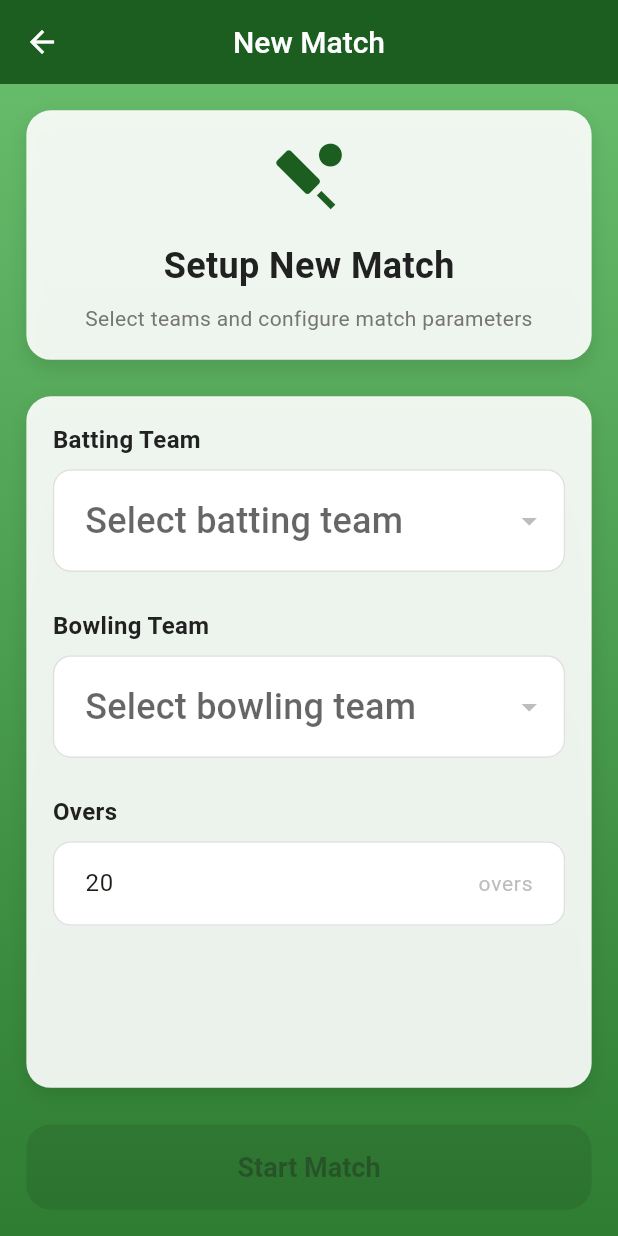
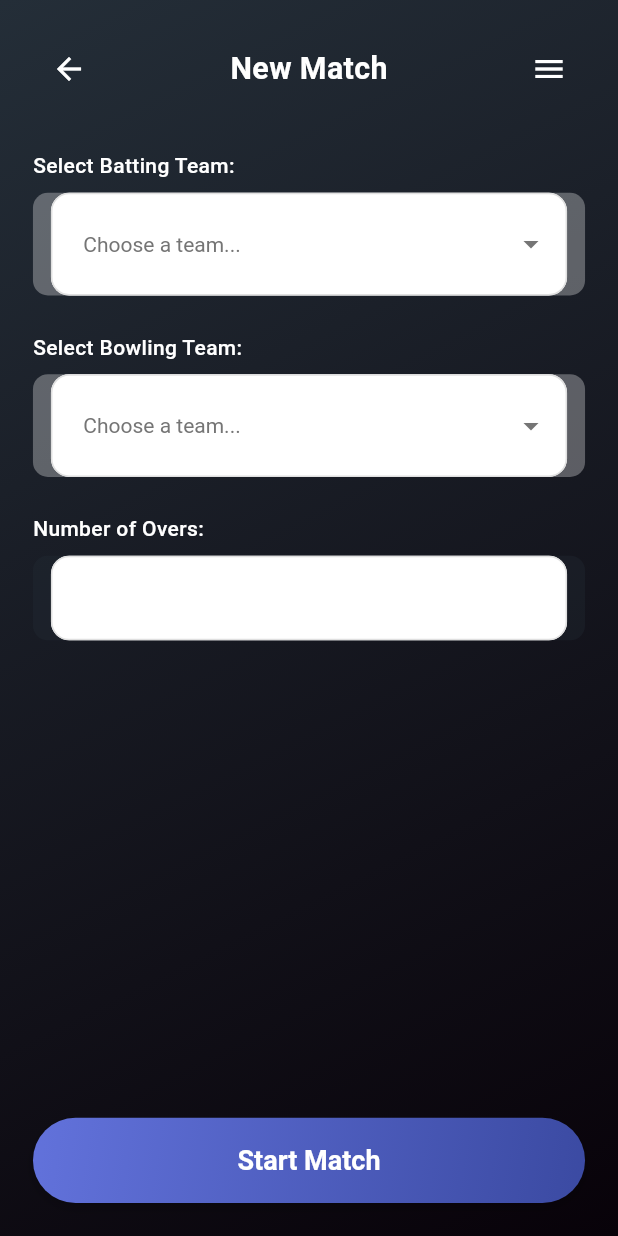
Before and after one commit to rahmatillodev/Yolo247, a Flutter app: the NewMatchScreen screen opened by its route, on a phone screen of 412 x 824 dp. Run offline on Flutter 3.47's test engine with Material 3 defaults, Android fonts, the phone set to English and light mode, and no system bars; our stand-ins replace equatable, fl_chart, flutter_animate, flutter_bloc, flutter_screenutil, freezed_annotation and 1 more; accounts and stored records are empty.

Commit message:
add codes

```diff
--- a/lib/core/theme/app_colors.dart
+++ b/lib/core/theme/app_colors.dart
@@ -2,12 +2,12 @@ import 'package:flutter/material.dart';
 
 class AppColors {
   // Yolo247 Brand Colors
-  static const Color primary = Color(0xFF1B5E20); // Dark Green
-  static const Color primaryLight = Color(0xFF4CAF50); // Light Green
+  static const Color primary = Color(0xFF242E38); // Dark Green
+  static const Color primaryLight = Color(0xFF242E38); // Light Green
   static const Color primaryDark = Color(0xFF0D3B0F); // Darker Green
 
   // Secondary Colors
-  static const Color secondary = Color(0xFFFFD700); // Gold
+  static const Color secondary = Color(0xFF242E38); // Gold
   static const Color secondaryLight = Color(0xFFFFF176); // Light Gold
   static const Color secondaryDark = Color(0xFFF57F17); // Dark Gold
 
@@ -16,8 +16,8 @@ class AppColors {
   static const Color accentDark = Color(0xFFC8E6C9); // Medium Green Background
 
   // Cricket Field Colors
-  static const Color fieldGreen = Color(0xFF2E7D32); // Cricket Field Green
-  static const Color fieldLight = Color(0xFF66BB6A); // Light Field Green
+  static const Color fieldGreen = Color(0xFF242E38); // Cricket Field Green
+  static const Color fieldLight = Color(0xFF242E38); // Light Field Green
   static const Color fieldDark = Color(0xFF1B5E20); // Dark Field Green
 
   // Text Colors
@@ -73,4 +73,10 @@ class AppColors {
     end: Alignment.bottomRight,
     colors: [Color(0xFF6272DB), Color(0xFF3B4AA2)],
   );
+
+  static const LinearGradient mainGradient = LinearGradient(
+    begin: Alignment.topLeft,
+    end: Alignment.bottomRight,
+    colors: [Color(0xFF242E38), Color(0xFF080209)],
+  );
 }
--- a/lib/core/theme/app_fonts.dart
+++ b/lib/core/theme/app_fonts.dart
@@ -4,6 +4,9 @@ class AppFonts {
   // Font Family
   static const String primaryFont = 'Roboto';
   static const String secondaryFont = 'OpenSans';
+  static const String interFont = 'Inter';
+  static const String kaushanScriptFont = 'Kaushan Script';
+  static const String afacadFont = 'Afacad';
 
   // Font Sizes
   static const double fontSize8 = 8.0;
@@ -147,4 +150,22 @@ class AppFonts {
     fontWeight: regular,
     fontFamily: primaryFont,
   );
+
+  static const TextStyle size20weight500fontInter = TextStyle(
+    fontSize: 20,
+    fontWeight: medium,
+    fontFamily: interFont,
+  );
+
+  static const TextStyle size42weight300fontKaushanScript = TextStyle(
+    fontSize: 42,
+    fontWeight: regular,
+    fontFamily: kaushanScriptFont,
+  );
+
+  static const TextStyle size42weight600fontAfacad = TextStyle(
+    fontSize: 42,
+    fontWeight: semiBold,
+    fontFamily: afacadFont,
+  );
 }
--- a/lib/core/widgets/app_buttons.dart
+++ b/lib/core/widgets/app_buttons.dart
@@ -15,7 +15,7 @@ class AppButton extends StatelessWidget {
   final double? borderRadius;
   final double? elevation;
   final Color? shadowColor;
-  final Gradient? gradient; // 🔥 yangi qo‘shildi
+  final Gradient? gradient;
 
   const AppButton({
     super.key,
@@ -28,7 +28,7 @@ class AppButton extends StatelessWidget {
     this.borderRadius,
     this.elevation,
     this.shadowColor,
-    this.gradient, // 🔥
+    this.gradient,
   });
 
   @override
@@ -38,7 +38,8 @@ class AppButton extends StatelessWidget {
       height: 56.h,
       child: DecoratedBox(
         decoration: BoxDecoration(
-          gradient: gradient ?? AppColors.welcomeGradient, // 🔥 Gradient foni
+          gradient: gradient ?? AppColors.welcomeGradient,
+          borderRadius: AppConstants.circularBorderRadius,
           boxShadow: [
             BoxShadow(
               color: shadowColor ?? AppColors.shadowDark,
@@ -51,11 +52,8 @@ class AppButton extends StatelessWidget {
           onPressed: onPressed,
           style: ElevatedButton.styleFrom(
             elevation: 0,
-            backgroundColor: Colors.transparent, // 🔥 gradient ustida
+            backgroundColor: Colors.transparent,
             shadowColor: Colors.transparent,
-            shape: RoundedRectangleBorder(
-              borderRadius: AppConstants.circularBorderRadius,
-            ),
           ),
           child: Text(
             text,
--- /dev/null
+++ b/lib/core/widgets/app_text_field.dart
@@ -0,0 +1,40 @@
+import 'package:flutter/material.dart';
+
+import '../theme/app_colors.dart';
+
+class AppTextField extends StatelessWidget {
+  final TextEditingController controller;
+  final String hintText;
+  final TextInputType? keyboardType;
+  final ValueChanged<String>? onChanged;
+
+  const AppTextField({
+    super.key,
+    required this.controller,
+    required this.hintText,
+    this.keyboardType,
+    this.onChanged,
+  });
+
+  @override
+  Widget build(BuildContext context) {
+    return Container(
+      decoration: BoxDecoration(
+        color: AppColors.primary.withValues(alpha: 0.3),
+        borderRadius: BorderRadius.circular(10),
+      ),
+      padding: const EdgeInsets.symmetric(horizontal: 12),
+      child: TextField(
+        controller: controller,
+        keyboardType: keyboardType,
+        onChanged: onChanged,
+        style: const TextStyle(color: AppColors.textWhite),
+        decoration: InputDecoration(
+          hintText: hintText,
+          hintStyle: const TextStyle(color: AppColors.textSecondary),
+          border: InputBorder.none,
+        ),
+      ),
+    );
+  }
+}
--- a/lib/features/new_match/new_match_screen.dart
+++ b/lib/features/new_match/new_match_screen.dart
@@ -1,14 +1,9 @@
 import 'package:flutter/material.dart';
-import 'package:flutter_bloc/flutter_bloc.dart';
 import 'package:flutter_screenutil/flutter_screenutil.dart';
+import 'package:yolo247/core/widgets/app_buttons.dart';
 
-import '../../core/bloc/app_bloc.dart';
-import '../../core/bloc/app_bloc_impl.dart';
-import '../../core/bloc/app_state.dart';
-import '../../core/constants/app_constants.dart';
-import '../../core/models/team.dart';
-import '../../core/theme/app_colors.dart';
-import '../../core/theme/app_fonts.dart';
+import '../../../core/theme/app_colors.dart';
+import '../../../core/widgets/app_text_field.dart';
 
 class NewMatchScreen extends StatefulWidget {
   const NewMatchScreen({super.key});
@@ -18,282 +13,184 @@ class NewMatchScreen extends StatefulWidget {
 }
 
 class _NewMatchScreenState extends State<NewMatchScreen> {
-  String? _selectedBattingTeamId;
-  String? _selectedBowlingTeamId;
-  int _totalOvers = 20;
+  String? _selectedBattingTeam;
+  String? _selectedBowlingTeam;
   final TextEditingController _oversController = TextEditingController(
     text: '20',
   );
+  bool _isMenuOpen = false;
 
-  @override
-  void initState() {
-    super.initState();
-    context.read<AppBloc>().add(LoadTeams());
-  }
-
-  @override
-  void dispose() {
-    _oversController.dispose();
-    super.dispose();
-  }
+  final List<String> _teams = ['Team A', 'Team B', 'Team C', 'Team D'];
 
   @override
   Widget build(BuildContext context) {
     return Scaffold(
-      appBar: AppBar(
-        title: Text(AppTexts.newMatch),
-        leading: IconButton(
-          icon: const Icon(Icons.arrow_back),
+      body: Stack(
+        children: [
+          // Background
+          Container(
+            decoration: const BoxDecoration(gradient: AppColors.mainGradient),
+          ),
+
+          SafeArea(
+            child: Padding(
+              padding: EdgeInsets.all(20.w),
+              child: Column(
+                crossAxisAlignment: CrossAxisAlignment.start,
+                children: [
+                  // AppBar
+                  Row(
+                    mainAxisAlignment: MainAxisAlignment.spaceBetween,
+                    children: [
+                      IconButton(
                         onPressed: () => Navigator.pop(context),
+                        icon: const Icon(
+                          Icons.arrow_back,
+                          color: AppColors.textWhite,
                         ),
                       ),
-      body: BlocConsumer<AppBloc, AppState>(
-        listener: (context, state) {
-          if (state.errorMessage != null) {
-            ScaffoldMessenger.of(context).showSnackBar(
-              SnackBar(
-                content: Text(state.errorMessage!),
-                backgroundColor: AppColors.error,
+                      Text(
+                        'New Match',
+                        style: TextStyle(
+                          color: AppColors.textWhite,
+                          fontSize: 20.sp,
+                          fontWeight: FontWeight.w600,
                         ),
-            );
-            context.read<AppBloc>().add(ClearError());
-          }
-        },
-        builder: (context, state) {
-          return Container(
-            decoration: const BoxDecoration(gradient: AppColors.fieldGradient),
-            child: SafeArea(
-              child: Padding(
-                padding: AppConstants.defaultPadding,
-                child: Column(
-                  children: [
-                    // Header
-                    _buildHeader(),
+                      ),
+                      IconButton(
+                        onPressed: () =>
+                            setState(() => _isMenuOpen = !_isMenuOpen),
+                        icon: const Icon(
+                          Icons.menu,
+                          color: AppColors.textWhite,
+                        ),
+                      ),
+                    ],
+                  ),
 
-                    SizedBox(height: AppConstants.largeSpacing),
+                  SizedBox(height: 30.h),
 
-                    // Form
-                    Expanded(child: _buildForm(state)),
+                  _buildLabel('Select Batting Team:'),
+                  SizedBox(height: 8.h),
+                  _buildDropdown(
+                    hint: 'Choose a team...',
+                    value: _selectedBattingTeam,
+                    onChanged: (v) => setState(() => _selectedBattingTeam = v),
+                  ),
 
-                    SizedBox(height: AppConstants.largeSpacing),
+                  SizedBox(height: 24.h),
 
-                    // Start Match Button
-                    _buildStartMatchButton(state),
+                  _buildLabel('Select Bowling Team:'),
+                  SizedBox(height: 8.h),
+                  _buildDropdown(
+                    hint: 'Choose a team...',
+                    value: _selectedBowlingTeam,
+                    onChanged: (v) => setState(() => _selectedBowlingTeam = v),
+                  ),
+
+                  SizedBox(height: 24.h),
+
+                  _buildLabel('Number of Overs:'),
+                  SizedBox(height: 8.h),
+                  AppTextField(
+                    controller: _oversController,
+                    hintText: 'e.g. 20',
+                    keyboardType: TextInputType.number,
+                  ),
+
+                  const Spacer(),
+                  AppButton(text: 'Start Match', onPressed: () {}),
                 ],
               ),
             ),
           ),
-          );
-        },
-      ),
-    );
-  }
 
-  Widget _buildHeader() {
-    return Container(
-      width: double.infinity,
-      padding: AppConstants.defaultPadding,
-      decoration: BoxDecoration(
-        color: AppColors.surface.withOpacity(0.9),
-        borderRadius: AppConstants.largeBorderRadius,
-        boxShadow: [
-          BoxShadow(
-            color: AppColors.shadow,
-            blurRadius: 10.r,
-            offset: Offset(0, 5.h),
-          ),
-        ],
-      ),
-      child: Column(
-        children: [
-          Icon(Icons.sports_cricket, size: 48.w, color: AppColors.primary),
-          SizedBox(height: AppConstants.mediumSpacing),
-          Text(
-            'Setup New Match',
-            style: AppFonts.headline5.copyWith(
-              color: AppColors.textPrimary,
-              fontWeight: AppFonts.bold,
-            ),
-          ),
-          SizedBox(height: AppConstants.smallSpacing),
-          Text(
-            'Select teams and configure match parameters',
-            style: AppFonts.bodyText2.copyWith(color: AppColors.textSecondary),
-            textAlign: TextAlign.center,
-          ),
+          if (_isMenuOpen) _buildMenu(),
         ],
       ),
     );
   }
 
-  Widget _buildForm(AppState state) {
+  Widget _buildLabel(String text) => Text(
+    text,
+    style: const TextStyle(
+      color: AppColors.textWhite,
+      fontSize: 14,
+      fontWeight: FontWeight.w500,
+    ),
+  );
+
+  Widget _buildDropdown({
+    required String hint,
+    required String? value,
+    required ValueChanged<String?> onChanged,
+  }) {
     return Container(
-      width: double.infinity,
-      padding: AppConstants.defaultPadding,
       decoration: BoxDecoration(
-        color: AppColors.surface.withOpacity(0.9),
-        borderRadius: AppConstants.largeBorderRadius,
-        boxShadow: [
-          BoxShadow(
-            color: AppColors.shadow,
-            blurRadius: 10.r,
-            offset: Offset(0, 5.h),
+        color: AppColors.surface.withValues(alpha: 0.3),
+        borderRadius: BorderRadius.circular(10),
       ),
-        ],
+      padding: const EdgeInsets.symmetric(horizontal: 12),
+      child: DropdownButtonFormField<String>(
+        value: value,
+        dropdownColor: AppColors.surface,
+        decoration: const InputDecoration(border: InputBorder.none),
+        hint: Text(
+          hint,
+          style: const TextStyle(color: AppColors.textSecondary),
         ),
-      child: Column(
-        crossAxisAlignment: CrossAxisAlignment.start,
-        children: [
-          // Batting Team
-          Text(
-            AppTexts.battingTeam,
-            style: AppFonts.subtitle1.copyWith(
-              color: AppColors.textPrimary,
-              fontWeight: AppFonts.semiBold,
-            ),
-          ),
-          SizedBox(height: AppConstants.smallSpacing),
-          _buildTeamDropdown(
-            value: _selectedBattingTeamId,
-            teams: state.teams,
-            onChanged: (value) {
-              setState(() {
-                _selectedBattingTeamId = value;
-              });
-            },
-            hint: 'Select batting team',
-          ),
-
-          SizedBox(height: AppConstants.largeSpacing),
-
-          // Bowling Team
-          Text(
-            AppTexts.bowlingTeam,
-            style: AppFonts.subtitle1.copyWith(
-              color: AppColors.textPrimary,
-              fontWeight: AppFonts.semiBold,
-            ),
-          ),
-          SizedBox(height: AppConstants.smallSpacing),
-          _buildTeamDropdown(
-            value: _selectedBowlingTeamId,
-            teams: state.teams,
-            onChanged: (value) {
-              setState(() {
-                _selectedBowlingTeamId = value;
-              });
-            },
-            hint: 'Select bowling team',
-          ),
-
-          SizedBox(height: AppConstants.largeSpacing),
-
-          // Overs
-          Text(
-            AppTexts.overs,
-            style: AppFonts.subtitle1.copyWith(
-              color: AppColors.textPrimary,
-              fontWeight: AppFonts.semiBold,
-            ),
-          ),
-          SizedBox(height: AppConstants.smallSpacing),
-          TextFormField(
-            controller: _oversController,
-            keyboardType: TextInputType.number,
-            decoration: InputDecoration(
-              hintText: 'Enter number of overs',
-              suffixText: 'overs',
-            ),
-            onChanged: (value) {
-              setState(() {
-                _totalOvers = int.tryParse(value) ?? 20;
-              });
-            },
-          ),
-        ],
+        style: const TextStyle(color: AppColors.textWhite),
+        iconEnabledColor: AppColors.textSecondary,
+        items: _teams
+            .map((t) => DropdownMenuItem(value: t, child: Text(t)))
+            .toList(),
+        onChanged: onChanged,
       ),
     );
   }
 
-  Widget _buildTeamDropdown({
-    required String? value,
-    required List<Team> teams,
-    required ValueChanged<String?> onChanged,
-    required String hint,
-  }) {
-    return DropdownButtonFormField<String>(
-      value: value,
-      decoration: InputDecoration(hintText: hint),
-      items: teams.map((team) {
-        return DropdownMenuItem<String>(
-          value: team.id,
-          child: Row(
+  Widget _buildMenu() {
+    return Positioned(
+      top: 80.h,
+      right: 20.w,
+      child: Container(
+        width: 200.w,
+        decoration: BoxDecoration(
+          color: AppColors.surface.withValues(alpha: 0.95),
+          borderRadius: BorderRadius.circular(12),
+        ),
+        padding: EdgeInsets.symmetric(vertical: 12.h),
+        child: Column(
+          crossAxisAlignment: CrossAxisAlignment.start,
           children: [
-              Icon(Icons.groups, size: 20.w, color: AppColors.primary),
-              SizedBox(width: AppConstants.smallSpacing),
-              Text(team.name),
+            _menuItem(Icons.home, 'Home'),
+            _menuItem(Icons.sports_cricket, 'New Match'),
+            _menuItem(Icons.history, 'Match History'),
+            _menuItem(Icons.groups, 'Teams'),
+            _menuItem(Icons.bar_chart, 'Player Stats'),
+            _menuItem(Icons.summarize, 'Match Summary'),
           ],
         ),
-        );
-      }).toList(),
-      onChanged: onChanged,
+      ),
     );
   }
 
-  Widget _buildStartMatchButton(AppState state) {
-    final bool canStart =
-        _selectedBattingTeamId != null &&
-        _selectedBowlingTeamId != null &&
-        _selectedBattingTeamId != _selectedBowlingTeamId &&
-        _totalOvers > 0;
-
-    return SizedBox(
-      width: double.infinity,
-      height: 56.h,
-      child: ElevatedButton(
-        onPressed: canStart && !state.isLoading
-            ? () {
-                context.read<AppBloc>().add(
-                  StartNewMatch(
-                    battingTeamId: _selectedBattingTeamId!,
-                    bowlingTeamId: _selectedBowlingTeamId!,
-                    totalOvers: _totalOvers,
-                  ),
-                );
-                Navigator.pushNamed(
+  Widget _menuItem(IconData icon, String title) {
+    return InkWell(
+      onTap: () {
+        setState(() => _isMenuOpen = false);
+        ScaffoldMessenger.of(
           context,
-                  '/match-scoring',
-                  arguments: {'matchId': 'current'},
-                );
-              }
-            : null,
-        style: ElevatedButton.styleFrom(
-          backgroundColor: canStart
-              ? AppColors.primary
-              : AppColors.buttonDisabled,
-          foregroundColor: AppColors.textWhite,
-          elevation: canStart ? 4 : 0,
-          shape: RoundedRectangleBorder(
-            borderRadius: AppConstants.largeBorderRadius,
-          ),
-        ),
-        child: state.isLoading
-            ? SizedBox(
-                width: 24.w,
-                height: 24.w,
-                child: CircularProgressIndicator(
-                  strokeWidth: 2,
-                  valueColor: AlwaysStoppedAnimation<Color>(
-                    AppColors.textWhite,
-                  ),
-                ),
-              )
-            : Text(
-                AppTexts.startMatch,
-                style: AppFonts.button.copyWith(
-                  fontSize: AppFonts.fontSize18,
-                  fontWeight: AppFonts.semiBold,
-                ),
+        ).showSnackBar(SnackBar(content: Text('$title clicked')));
+      },
+      child: Padding(
+        padding: EdgeInsets.symmetric(horizontal: 16.w, vertical: 10.h),
+        child: Row(
+          children: [
+            Icon(icon, color: AppColors.textWhite, size: 20.w),
+            SizedBox(width: 10.w),
+            Text(title, style: const TextStyle(color: AppColors.textWhite)),
+          ],
         ),
       ),
     );
--- a/lib/features/welcome/welcome_screen.dart
+++ b/lib/features/welcome/welcome_screen.dart
@@ -17,7 +17,6 @@ class WelcomeScreen extends StatelessWidget {
         fit: StackFit.expand,
         children: [
           Image.asset(Assets.images.welcomeBackground.path, fit: BoxFit.cover),
-          // Container(color: Colors.black.withValues(alpha: 0.45)),
           SafeArea(
             child: Padding(
               padding: AppConstants.defaultPadding,
@@ -28,10 +27,8 @@ class WelcomeScreen extends StatelessWidget {
                   Text(
                         'Welcome to Cricket Score Counter!',
                         textAlign: TextAlign.center,
-                        style: AppFonts.headline2.copyWith(
-                          color: AppColors.textWhite,
-                          fontWeight: AppFonts.bold,
-                        ),
+                        style: AppFonts.size42weight300fontKaushanScript
+                            .copyWith(color: AppColors.textWhite),
                       )
                       .animate()
                       .fadeIn(duration: AppConstants.mediumAnimation)
@@ -40,9 +37,8 @@ class WelcomeScreen extends StatelessWidget {
                   Text(
                         'Track matches, manage teams,\nand keep your cricket scores effortlessly.',
                         textAlign: TextAlign.center,
-                        style: AppFonts.bodyText1.copyWith(
-                          color: AppColors.textWhite.withValues(alpha: 0.9),
-                          height: 1.5,
+                        style: AppFonts.size20weight500fontInter.copyWith(
+                          color: AppColors.textWhite,
                         ),
                       )
                       .animate()
```
Lines whose indentation alone changed are shown as unchanged.
